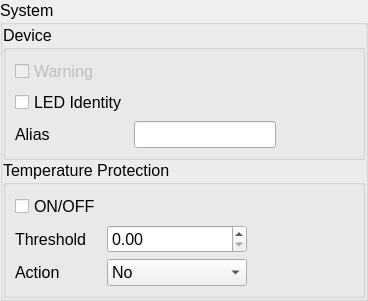
Above: source/wnd/ui/mrqsys.ui from ww4u/megarobostudio before the change. Below: the same form after it.
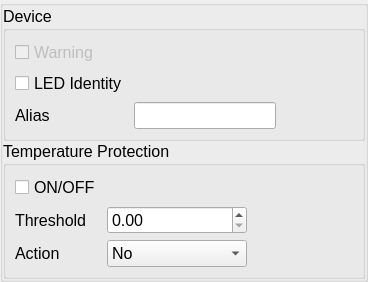
That is the form after the change.

What changed in the file:
```diff
--- a/source/wnd/ui/mrqsys.ui
+++ b/source/wnd/ui/mrqsys.ui
@@ -37,7 +37,7 @@
    <item>
     <widget class="QGroupBox" name="groupBox_3">
      <property name="title">
-      <string>System</string>
+      <string/>
      </property>
      <layout class="QVBoxLayout" name="verticalLayout_2">
       <property name="spacing">
```
